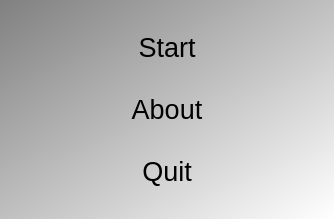
This is Tools/ToolTestQtHideAndShowDialog/qttesthideandshowdialogmenudialog.ui in richelbilderbeek/ProjectRichelBilderbeek as Qt 5 draws it before an edit. The edited form follows.
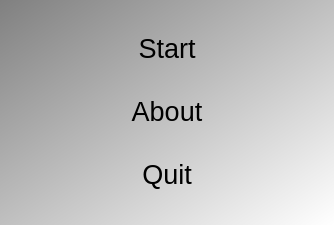
This is the edited form.

```diff
--- a/Tools/ToolTestQtHideAndShowDialog/qttesthideandshowdialogmenudialog.ui
+++ b/Tools/ToolTestQtHideAndShowDialog/qttesthideandshowdialogmenudialog.ui
@@ -7,7 +7,7 @@
     <x>0</x>
     <y>0</y>
     <width>334</width>
-    <height>219</height>
+    <height>225</height>
    </rect>
   </property>
   <property name="font">
```
Left out of the diff: 6 changed lines with no effect on the pictures.
